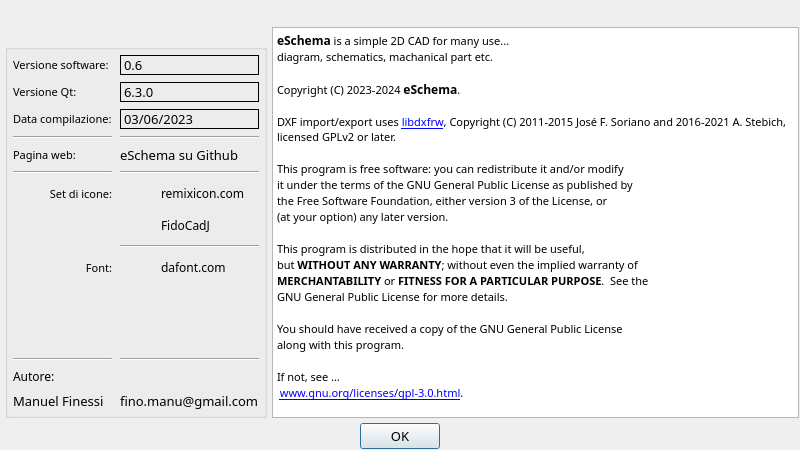
Before: the Qt Designer form gui/DialogAbout.ui in manufino/eSchema, drawn with Qt 5.
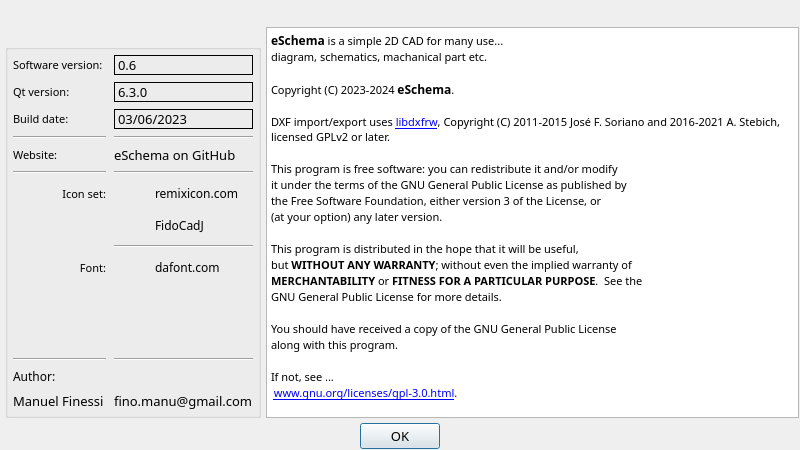
After: the same form once the commit is applied. Icons and pictures are not drawn. Custom widgets are drawn as their Qt base class.

```diff
--- a/gui/DialogAbout.ui
+++ b/gui/DialogAbout.ui
@@ -174,7 +174,7 @@
                <cursorShape>PointingHandCursor</cursorShape>
               </property>
               <property name="text">
-               <string>eSchema su Github</string>
+               <string>eSchema on GitHub</string>
               </property>
              </widget>
             </item>
@@ -194,7 +194,7 @@
                </font>
               </property>
               <property name="text">
-               <string>Set di icone:</string>
+               <string>Icon set:</string>
               </property>
               <property name="alignment">
                <set>Qt::AlignRight|Qt::AlignTrailing|Qt::AlignVCenter</set>
@@ -250,7 +250,7 @@
                </font>
               </property>
               <property name="text">
-               <string>Autore:</string>
+               <string>Author:</string>
               </property>
              </widget>
             </item>
@@ -263,7 +263,7 @@
                </font>
               </property>
               <property name="text">
-               <string>Pagina web:</string>
+               <string>Website:</string>
               </property>
              </widget>
             </item>
@@ -316,7 +316,7 @@
                </font>
               </property>
               <property name="text">
-               <string>Data compilazione:</string>
+               <string>Build date:</string>
               </property>
              </widget>
             </item>
@@ -557,7 +557,7 @@
                </font>
               </property>
               <property name="text">
-               <string>Versione Qt: </string>
+               <string>Qt version: </string>
               </property>
              </widget>
             </item>
@@ -622,7 +622,7 @@
                </font>
               </property>
               <property name="text">
-               <string>Versione software: </string>
+               <string>Software version: </string>
               </property>
              </widget>
             </item>
```
